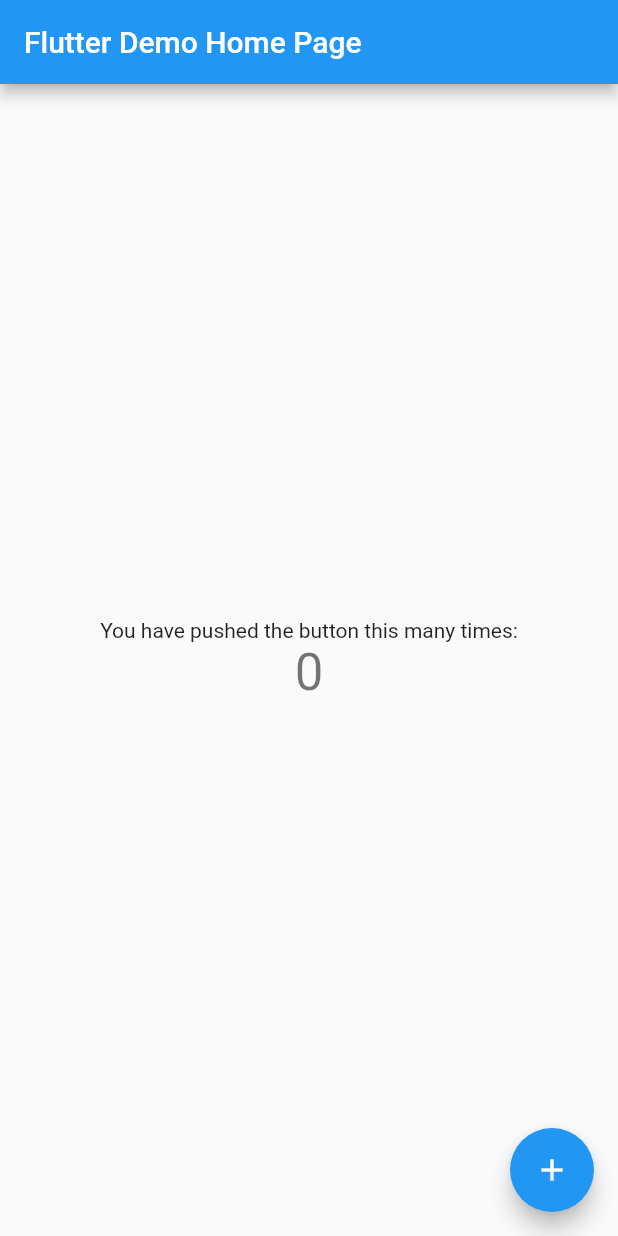
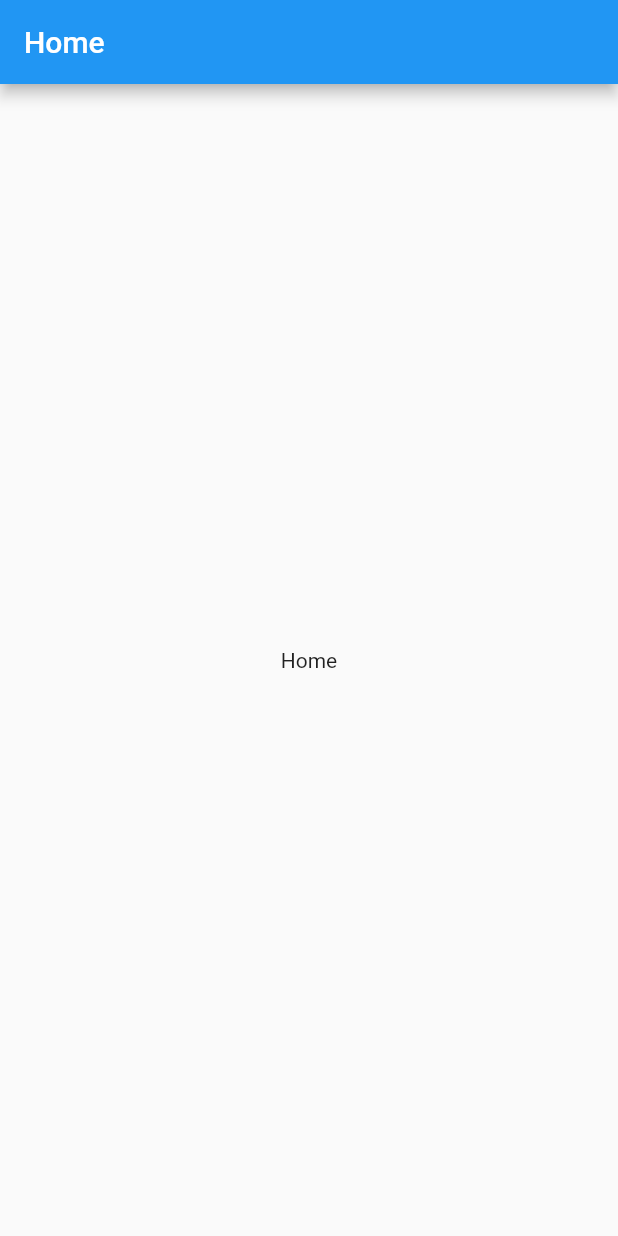
Before and after one commit to AlfaSakan/todo_flutter, a Flutter app: the screen it shows after launch, on a phone screen of 412 x 824 dp. Run offline on Flutter 3.47's test engine with Material 2 defaults, Android fonts, the phone set to English and light mode, and no system bars.

```diff
--- /dev/null
+++ b/lib/arguments/arguments.dart
@@ -0,0 +1,2 @@
+export 'post_arguments.dart';
+export 'user_feed_arguments.dart';
--- a/lib/main.dart
+++ b/lib/main.dart
@@ -1,4 +1,5 @@
 import 'package:flutter/material.dart';
+import 'package:todo_list_flutter/pages/pages.dart';
 
 void main() {
   runApp(const MyApp());
@@ -13,103 +14,14 @@ class MyApp extends StatelessWidget {
     return MaterialApp(
       title: 'Flutter Demo',
       theme: ThemeData(
-        // This is the theme of your application.
-        //
-        // Try running your application with "flutter run". You'll see the
-        // application has a blue toolbar. Then, without quitting the app, try
-        // changing the primarySwatch below to Colors.green and then invoke
-        // "hot reload" (press "r" in the console where you ran "flutter run",
-        // or simply save your changes to "hot reload" in a Flutter IDE).
-        // Notice that the counter didn't reset back to zero; the application
-        // is not restarted.
         primarySwatch: Colors.blue,
       ),
-      home: const MyHomePage(title: 'Flutter Demo Home Page'),
+      debugShowCheckedModeBanner: false,
+      initialRoute: TabBarBottom.routeName,
+      routes: {
+        HomePage.routeName: (context) => const HomePage(),
+        TabBarBottom.routeName: (context) => const TabBarBottom(),
+      },
     );
   }
 }
-
-class MyHomePage extends StatefulWidget {
-  const MyHomePage({Key? key, required this.title}) : super(key: key);
-
-  // This widget is the home page of your application. It is stateful, meaning
-  // that it has a State object (defined below) that contains fields that affect
-  // how it looks.
-
-  // This class is the configuration for the state. It holds the values (in this
-  // case the title) provided by the parent (in this case the App widget) and
-  // used by the build method of the State. Fields in a Widget subclass are
-  // always marked "final".
-
-  final String title;
-
-  @override
-  State<MyHomePage> createState() => _MyHomePageState();
-}
-
-class _MyHomePageState extends State<MyHomePage> {
-  int _counter = 0;
-
-  void _incrementCounter() {
-    setState(() {
-      // This call to setState tells the Flutter framework that something has
-      // changed in this State, which causes it to rerun the build method below
-      // so that the display can reflect the updated values. If we changed
-      // _counter without calling setState(), then the build method would not be
-      // called again, and so nothing would appear to happen.
-      _counter++;
-    });
-  }
-
-  @override
-  Widget build(BuildContext context) {
-    // This method is rerun every time setState is called, for instance as done
-    // by the _incrementCounter method above.
-    //
-    // The Flutter framework has been optimized to make rerunning build methods
-    // fast, so that you can just rebuild anything that needs updating rather
-    // than having to individually change instances of widgets.
-    return Scaffold(
-      appBar: AppBar(
-        // Here we take the value from the MyHomePage object that was created by
-        // the App.build method, and use it to set our appbar title.
-        title: Text(widget.title),
-      ),
-      body: Center(
-        // Center is a layout widget. It takes a single child and positions it
-        // in the middle of the parent.
-        child: Column(
-          // Column is also a layout widget. It takes a list of children and
-          // arranges them vertically. By default, it sizes itself to fit its
-          // children horizontally, and tries to be as tall as its parent.
-          //
-          // Invoke "debug painting" (press "p" in the console, choose the
-          // "Toggle Debug Paint" action from the Flutter Inspector in Android
-          // Studio, or the "Toggle Debug Paint" command in Visual Studio Code)
-          // to see the wireframe for each widget.
-          //
-          // Column has various properties to control how it sizes itself and
-          // how it positions its children. Here we use mainAxisAlignment to
-          // center the children vertically; the main axis here is the vertical
-          // axis because Columns are vertical (the cross axis would be
-          // horizontal).
-          mainAxisAlignment: MainAxisAlignment.center,
-          children: <Widget>[
-            const Text(
-              'You have pushed the button this many times:',
-            ),
-            Text(
-              '$_counter',
-              style: Theme.of(context).textTheme.headline4,
-            ),
-          ],
-        ),
-      ),
-      floatingActionButton: FloatingActionButton(
-        onPressed: _incrementCounter,
-        tooltip: 'Increment',
-        child: const Icon(Icons.add),
-      ), // This trailing comma makes auto-formatting nicer for build methods.
-    );
-  }
-}
--- /dev/null
+++ b/lib/models/models.dart
@@ -0,0 +1,2 @@
+export 'user_model.dart';
+export 'post_model.dart';
--- /dev/null
+++ b/lib/models/post_model.dart
@@ -0,0 +1,6 @@
+class Post {
+  final int id, userId;
+  final String title, body;
+
+  Post(this.id, this.userId, this.title, this.body);
+}
--- /dev/null
+++ b/lib/pages/pages.dart
@@ -0,0 +1,2 @@
+export 'home_page.dart';
+export 'tab_bar_bottom.dart';
--- /dev/null
+++ b/lib/pages/tab_bar_bottom.dart
@@ -0,0 +1,24 @@
+import 'package:flutter/material.dart';
+
+class TabBarBottom extends StatefulWidget {
+  static const routeName = 'TabBarBottom';
+
+  const TabBarBottom({Key? key}) : super(key: key);
+
+  @override
+  State<TabBarBottom> createState() => _TabBarBottomState();
+}
+
+class _TabBarBottomState extends State<TabBarBottom> {
+  @override
+  Widget build(BuildContext context) {
+    return Scaffold(
+      appBar: AppBar(
+        title: const Text('Home'),
+      ),
+      body: const Center(
+        child: Text('Home'),
+      ),
+    );
+  }
+}
```
Also changed, not shown: lib/arguments/post_arguments.dart (added, +9 -0 lines), lib/arguments/user_feed_arguments.dart (added, +8 -0 lines), lib/config/pallete.dart (added, +7 -0 lines), lib/models/user_model.dart (added, +26 -0 lines), lib/pages/home_page.dart (added, +169 -0 lines), pubspec.lock, 2 other files.
